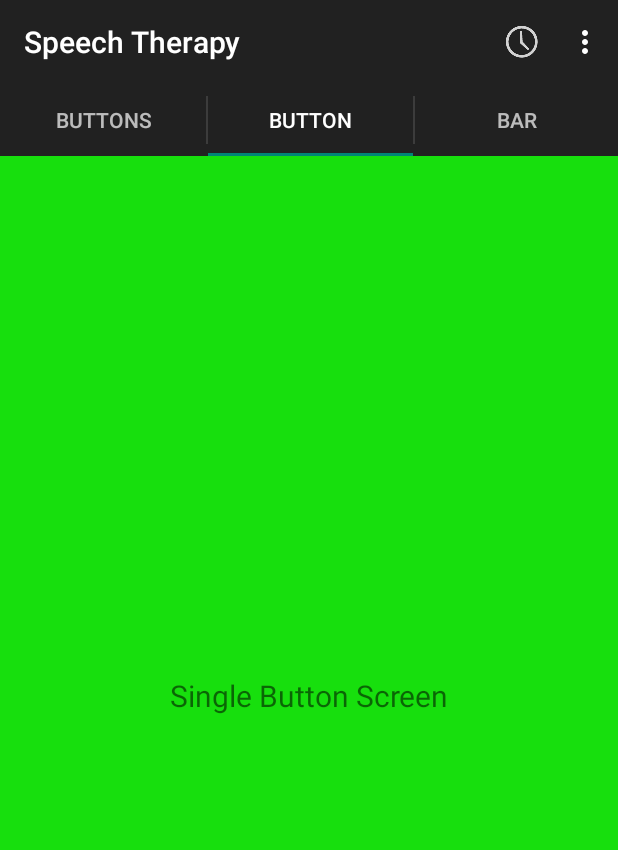
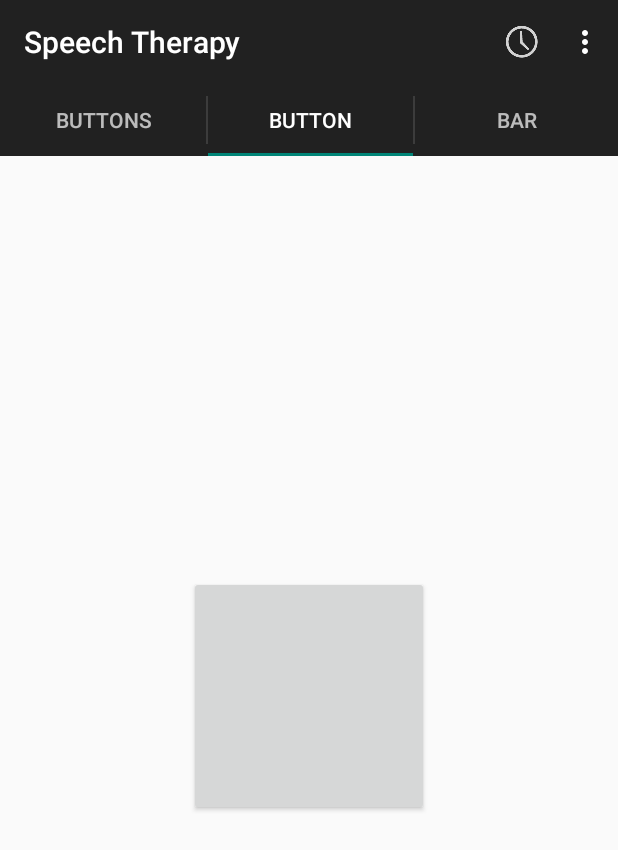
Before and after one commit to cdelorey/speech-therapy, an Android app: the screen it shows after launch (MainActivity), tab 2 chosen, on a phone screen of 412 x 824 dp. Shown: the top 850 px of the screen. Run offline under Robolectric (Android 15) with nearby library versions, the phone set to English and light mode, and no system bars.

Commit message:
Add TimerButton class

```diff
--- a/app/src/main/java/cdelorey/speechtherapy/app/MainActivity.java
+++ b/app/src/main/java/cdelorey/speechtherapy/app/MainActivity.java
@@ -14,7 +14,9 @@ import android.view.Menu;
 import android.view.MenuItem;
 import android.content.SharedPreferences.Editor;
 
-
+/**
+ *
+ */
 public class MainActivity extends ActionBarActivity implements TabListener,
         SetTimerDialogFragment.TimerDialogListener {
     // UI ------------------------------------------------------------------------------------------
--- /dev/null
+++ b/app/src/main/java/cdelorey/speechtherapy/app/TimerButton.java
@@ -0,0 +1,47 @@
+package cdelorey.speechtherapy.app;
+
+
+import android.content.Context;
+import android.graphics.Color;
+import android.util.AttributeSet;
+import android.view.MotionEvent;
+import android.view.View;
+import android.widget.Button;
+
+/**
+ *
+ */
+public class TimerButton extends Button {
+    // Constants -----------------------------------------------------------------------------------
+    private static final int TIMER_BUTTON_HEIGHT = 100;
+    private static final int TIMER_BUTTON_WIDTH = 100;
+
+
+    // Constructors --------------------------------------------------------------------------------
+    public TimerButton(Context context) {
+        super(context);
+        setupListener();
+    }
+
+    public TimerButton(Context context, AttributeSet attrs) {
+        super(context, attrs);
+        setupListener();
+    }
+
+
+    // Private Methods -----------------------------------------------------------------------------
+    private void setupListener() {
+        this.setOnTouchListener(new OnTouchListener() {
+            @Override
+            public boolean onTouch(View v, MotionEvent event) {
+                if(event.getAction() == MotionEvent.ACTION_DOWN) {
+                    TimerButton.this.setBackgroundColor(Color.GREEN);
+                } else if(event.getAction() == MotionEvent.ACTION_UP) {
+                    TimerButton.this.setBackgroundColor(Color.RED);
+                }
+                return false;
+            }
+        });
+    }
+
+}
--- a/app/src/main/res/layout/fragment_single_button.xml
+++ b/app/src/main/res/layout/fragment_single_button.xml
@@ -2,15 +2,16 @@
 <RelativeLayout xmlns:android="http://schemas.android.com/apk/res/android"
     android:layout_width="match_parent"
     android:layout_height="match_parent"
-    android:orientation="vertical"
-    android:background="#17df0d">
+    android:orientation="vertical">
 
-    <TextView android:layout_width="fill_parent"
+    <cdelorey.speechtherapy.app.TimerButton
+        android:id="@+id/single_button"
+        android:layout_width="wrap_content"
         android:layout_height="wrap_content"
-        android:gravity="center"
-        android:text="Single Button Screen"
-        android:textSize="20dp"
-        android:layout_centerInParent="true"/>
+        android:layout_centerHorizontal="true"
+        android:layout_centerInParent="true"
+        android:width="@dimen/timer_button_width"
+        android:height="@dimen/timer_button_height" />
 
 
 </RelativeLayout>
--- a/app/src/main/res/values/dimens.xml
+++ b/app/src/main/res/values/dimens.xml
@@ -2,5 +2,8 @@
     <!-- Default screen margins, per the Android Design guidelines. -->
     <dimen name="activity_horizontal_margin">16dp</dimen>
     <dimen name="activity_vertical_margin">16dp</dimen>
+    <!-- Timer Button Dimensions. -->
+    <dimen name="timer_button_height">160dp</dimen>
+    <dimen name="timer_button_width">160dp</dimen>
 
     </resources>
```
Also changed, not shown: 1 other file.
